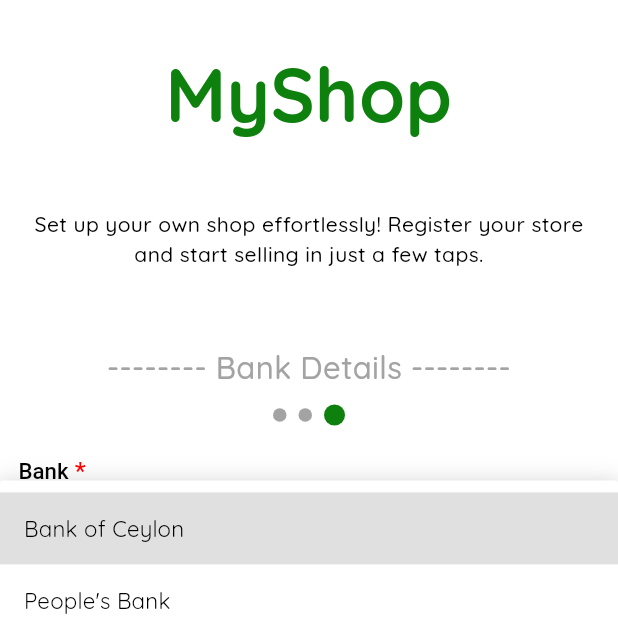
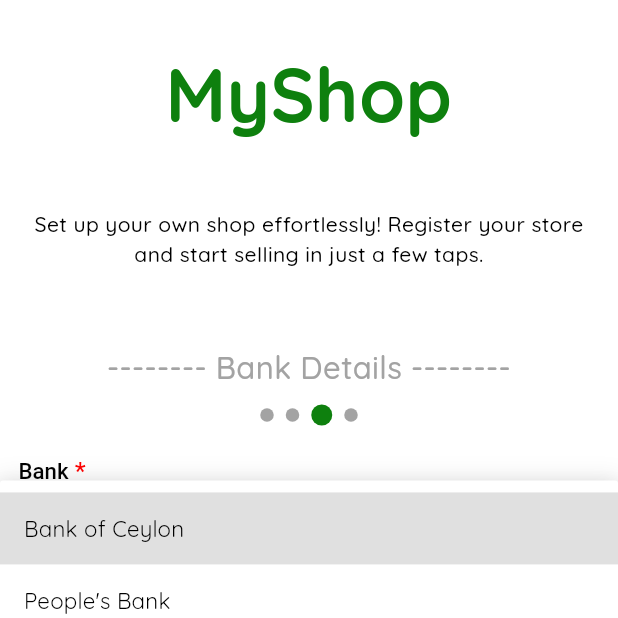
Before and after one commit to tharusha-theekshana/Shop_Registration_App, a Flutter app: the BankDetailsScreen screen opened directly, after a tap on "Next", after a tap on "Bank of Ceylon", on a phone screen of 412 x 824 dp, the top half of it. Run offline on Flutter 3.47's test engine with Material 3 defaults, Android fonts, the phone set to English and light mode, and no system bars; our stand-ins replace image_picker.

Commit message:
Change some styles in sumery details screens.

```diff
--- a/lib/screens/register_flow/bank_details_screen.dart
+++ b/lib/screens/register_flow/bank_details_screen.dart
@@ -50,7 +50,7 @@ class BankDetailsScreen extends StatelessWidget {
         children: [
           TopWidgets(),
           SubTitleWidget(text: "Bank Details"),
-          StepperView(step: 3, allSteps: 3),
+          StepperView(step: 3, allSteps: 4),
           _inputArea(context)
         ],
       ),
--- a/lib/screens/register_flow/owner_details_screen.dart
+++ b/lib/screens/register_flow/owner_details_screen.dart
@@ -50,7 +50,7 @@ class OwnerDetailsScreen extends StatelessWidget {
         children: [
           TopWidgets(),
           SubTitleWidget(text: "Owner Details"),
-          StepperView(step: 1, allSteps: 3),
+          StepperView(step: 1, allSteps: 4),
           _inputArea(context)
         ],
       ),
--- a/lib/screens/register_flow/shop_details_screen.dart
+++ b/lib/screens/register_flow/shop_details_screen.dart
@@ -53,7 +53,7 @@ class ShopDetailsScreen extends StatelessWidget {
         children: [
           TopWidgets(),
           SubTitleWidget(text: "Shop Details"),
-          StepperView(step: 2, allSteps: 3),
+          StepperView(step: 2, allSteps: 4),
           _inputArea(context)
         ],
       ),
--- a/lib/screens/register_flow/summery_screen.dart
+++ b/lib/screens/register_flow/summery_screen.dart
@@ -1,7 +1,13 @@
 import 'package:flutter/material.dart';
 import 'package:provider/provider.dart';
+import 'package:shop_registration/core/utils/app_colors.dart';
+import 'package:shop_registration/core/widgets/custom_button.dart';
 import 'package:shop_registration/providers/image_provider.dart';
+import 'package:shop_registration/screens/register_flow/owner_details_screen.dart';
 
+import '../../core/widgets/stepper_view.dart';
+import '../../core/widgets/sub_title_widget.dart';
+import '../../core/widgets/top_widgets.dart';
 import '../../providers/shop_register_provider.dart';
 
 class SummeryScreen extends StatefulWidget {
@@ -34,10 +40,36 @@ class _SummeryScreenState extends State<SummeryScreen> {
           vertical: _deviceHeight * 0.01, horizontal: _deviceWidth * 0.03),
       child: Column(
         children: [
+          TopWidgets(),
+          SubTitleWidget(text: "Registration Summery"),
+          StepperView(step: 4, allSteps: 4),
+          SizedBox(
+            height: _deviceHeight * 0.04,
+          ),
+          _shopDetails(shopProvider),
+          SizedBox(
+            height: _deviceHeight * 0.02,
+          ),
           _ownerDetails(shopProvider),
-          _shopDetails(shopProvider),
+          SizedBox(
+            height: _deviceHeight * 0.02,
+          ),
           _bankDetails(shopProvider),
-
+          SizedBox(
+            height: _deviceHeight * 0.08,
+          ),
+          CustomButton(
+            buttonText: "Register Shop",
+            height: _deviceHeight * 0.05,
+            width: _deviceWidth,
+            color: AppColors.greenColor,
+            onPressed: () {
+              _showConfirmationDialog(context);
+            },
+          ),
+          SizedBox(
+            height: _deviceHeight * 0.04,
+          )
         ],
       ),
     );
@@ -58,15 +90,13 @@ class _SummeryScreenState extends State<SummeryScreen> {
   Widget _shopDetails(ShopRegisterProvider shopProvider) {
     return Column(
       children: [
+        _brView(),
         _summeryTitle("Shop Details"),
         rowText(key: "Shop Name", value: shopProvider.shopName),
         rowText(key: "Address", value: shopProvider.address),
         rowText(key: "Shop Category", value: shopProvider.shopCategory),
-        rowText(
-            key: "Open Time", value: shopProvider.openTime),
-        rowText(
-            key: "Close Time", value: shopProvider.closeTime),
-        _brView(),
+        rowText(key: "Open Time", value: shopProvider.openTime),
+        rowText(key: "Close Time", value: shopProvider.closeTime),
       ],
     );
   }
@@ -88,14 +118,15 @@ class _SummeryScreenState extends State<SummeryScreen> {
     final imageProvider = Provider.of<ImagePickerProvider>(context);
 
     return Container(
-      height: _deviceHeight * 0.3,
-      width: _deviceWidth,
+      height: _deviceHeight * 0.35,
+      width: _deviceWidth * 0.6,
       decoration: BoxDecoration(
+        borderRadius: BorderRadius.circular(15.0),
         image: imageProvider.selectedImageFile != null
             ? DecorationImage(
-          image: FileImage(imageProvider.selectedImageFile),
-          fit: BoxFit.cover,
-        )
+                image: FileImage(imageProvider.selectedImageFile),
+                fit: BoxFit.cover,
+              )
             : null, // In case the image is not selected
       ),
       child: imageProvider.selectedImageFile == null
@@ -103,7 +134,6 @@ class _SummeryScreenState extends State<SummeryScreen> {
           : null, // Optional: display text when no image is selected
     );
   }
-
 
   Widget rowText({required String key, required String value}) {
     return Padding(
@@ -144,4 +174,49 @@ class _SummeryScreenState extends State<SummeryScreen> {
       ),
     );
   }
+
+  void _showConfirmationDialog(BuildContext context) {
+    showDialog(
+      context: context,
+      builder: (BuildContext context) {
+        return AlertDialog(
+          title: Text("Confirm"),
+          content: Text("Are you sure you want to register the shop?"),
+          actions: [
+            TextButton(
+              onPressed: () {
+                Navigator.pushAndRemoveUntil(
+                  context,
+                  MaterialPageRoute(builder: (context) => OwnerDetailsScreen()),
+                  (route) => false, // This removes all previous routes
+                ); // Close dialog
+              },
+              child: Container(
+                padding: EdgeInsets.symmetric(vertical: _deviceHeight * 0.005),
+                width: _deviceWidth * 0.15,
+                decoration: BoxDecoration(
+                    color: AppColors.redColor,
+                    borderRadius: BorderRadius.circular(15.0)),
+                child: const Text(
+                  "No",
+                  textAlign: TextAlign.center,
+                  style: TextStyle(color: AppColors.whiteColor),
+                ),
+              ),
+            ),
+            TextButton(
+              onPressed: () {
+                Navigator.of(context).pop(); // Close dialog
+                // Proceed with registration logic
+              },
+              child: const Text(
+                "Yes",
+                style: TextStyle(color: AppColors.greenColor),
+              ),
+            ),
+          ],
+        );
+      },
+    );
+  }
 }
```
